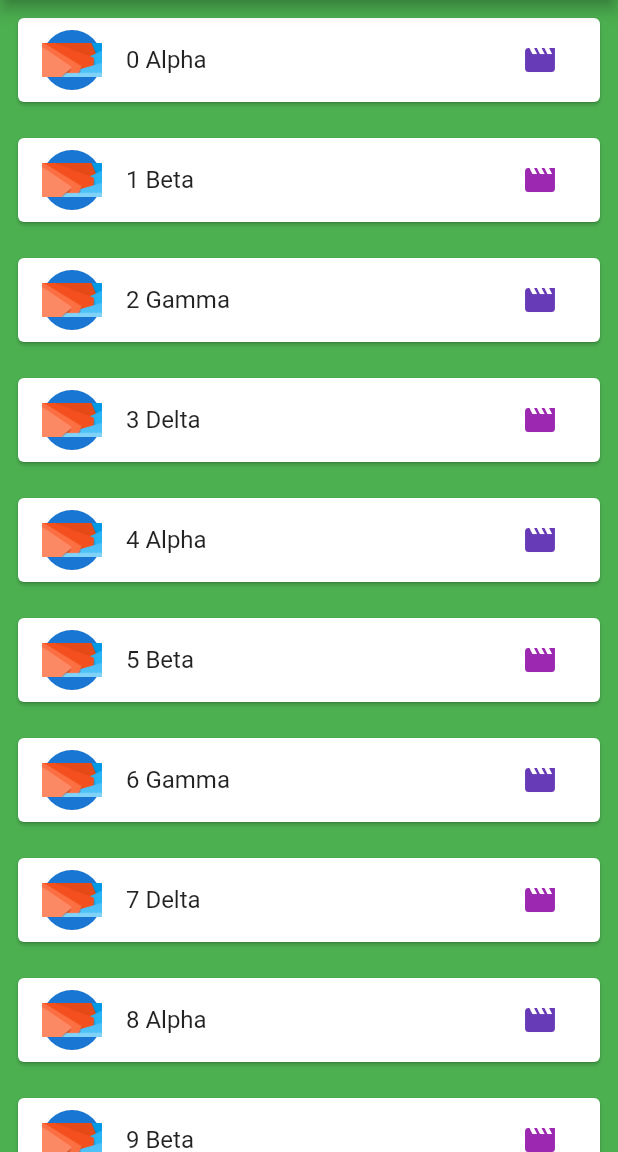
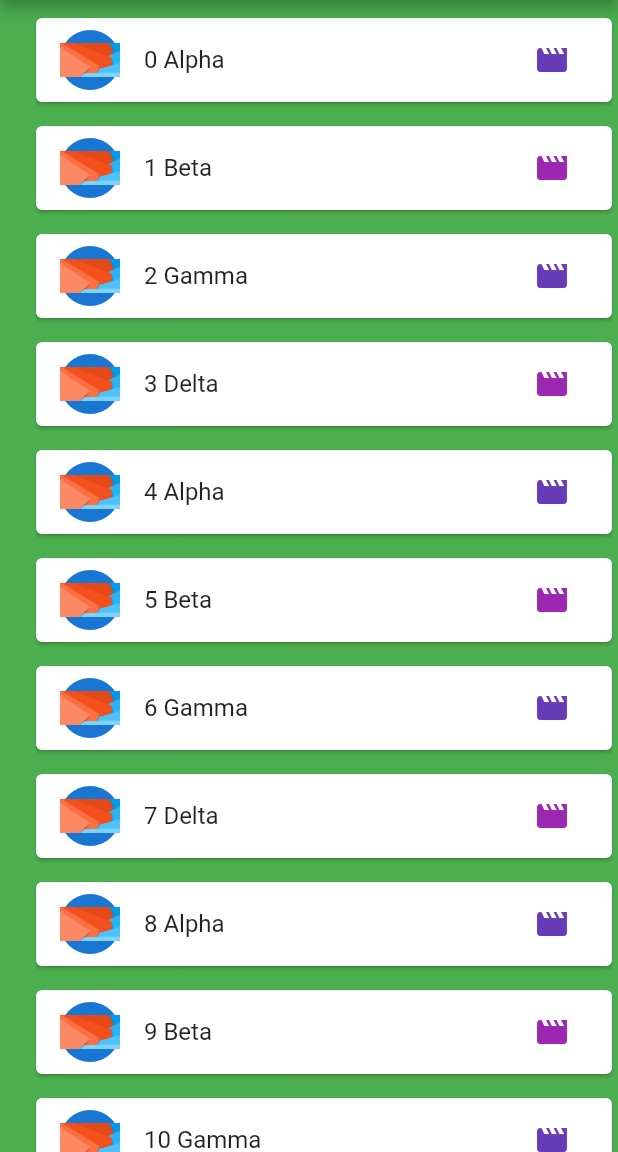
Before and after one commit to droidchef/flutflix, a Flutter app: the screen it shows after launch, on a phone screen of 412 x 824 dp, the part 84-1236 px from its top. Run offline on Flutter 3.47's test engine with Material 2 defaults, Android fonts, the phone set to English and light mode, and no system bars.

Commit message:
Step 25: Change the EdgeInsets from all to only

```diff
--- a/lib/main.dart
+++ b/lib/main.dart
@@ -19,7 +19,7 @@ class FlutFlix extends StatelessWidget {
             child: ListView.builder(
               itemBuilder: (BuildContext context, int index) {
                 return Padding(
-                  padding: const EdgeInsets.all(8.0),
+                  padding: const EdgeInsets.only(left: 20.0, top: 8.0),
                   child: Card(
                     child: ListTile(
                       title: Text(
```
